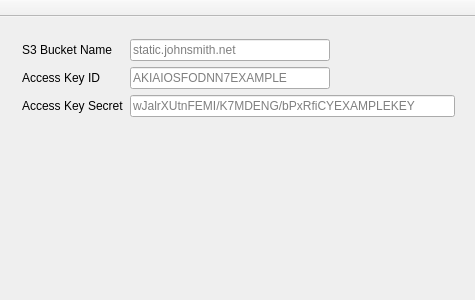
Before: the Qt Designer form mainwindow.ui in landaire/screenr, drawn with Qt 5.
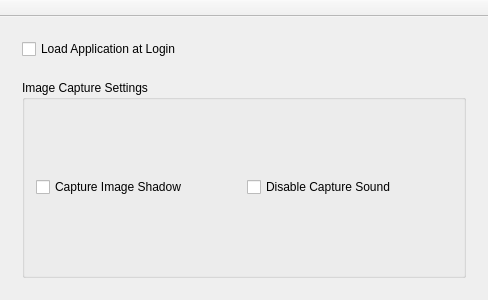
After: the same form once the commit is applied. Icons and pictures are not drawn.

Commit message: Added 'General' screen. Made app dynamically resize

The edit to the form file:
```diff
--- a/mainwindow.ui
+++ b/mainwindow.ui
@@ -6,19 +6,28 @@
    <rect>
     <x>0</x>
     <y>0</y>
-    <width>475</width>
+    <width>488</width>
     <height>300</height>
    </rect>
   </property>
+  <property name="sizePolicy">
+   <sizepolicy hsizetype="Fixed" vsizetype="Fixed">
+    <horstretch>0</horstretch>
+    <verstretch>0</verstretch>
+   </sizepolicy>
+  </property>
   <property name="minimumSize">
    <size>
-    <width>475</width>
-    <height>300</height>
+    <width>0</width>
+    <height>0</height>
    </size>
   </property>
   <property name="windowTitle">
    <string>NONAME Preferences</string>
   </property>
+  <property name="documentMode">
+   <bool>false</bool>
+  </property>
   <property name="unifiedTitleAndToolBarOnMac">
    <bool>false</bool>
   </property>
@@ -26,10 +35,84 @@
    <layout class="QVBoxLayout" name="verticalLayout">
     <item>
      <widget class="QStackedWidget" name="stackedWidget">
+      <property name="sizePolicy">
+       <sizepolicy hsizetype="Preferred" vsizetype="Preferred">
+        <horstretch>0</horstretch>
+        <verstretch>0</verstretch>
+       </sizepolicy>
+      </property>
       <property name="currentIndex">
        <number>0</number>
       </property>
+      <widget class="QWidget" name="pageGeneral">
+       <property name="sizePolicy">
+        <sizepolicy hsizetype="Ignored" vsizetype="Ignored">
+         <horstretch>0</horstretch>
+         <verstretch>0</verstretch>
+        </sizepolicy>
+       </property>
+       <layout class="QGridLayout" name="gridLayout">
+        <item row="3" column="0">
+         <widget class="QGroupBox" name="groupImageCaptureSettings">
+          <property name="title">
+           <string>Image Capture Settings</string>
+          </property>
+          <layout class="QGridLayout" name="gridLayout_2">
+           <item row="2" column="0">
+            <widget class="QCheckBox" name="checkImageCaptureShadow">
+             <property name="text">
+              <string>Capture Image Shadow</string>
+             </property>
+            </widget>
+           </item>
+           <item row="2" column="1">
+            <widget class="QCheckBox" name="checkImageDisableSounds">
+             <property name="text">
+              <string>Disable Capture Sound</string>
+             </property>
+            </widget>
+           </item>
+          </layout>
+         </widget>
+        </item>
+        <item row="1" column="0">
+         <widget class="QCheckBox" name="checkLoadAtSystemStartup">
+          <property name="text">
+           <string>Load Application at Login</string>
+          </property>
+         </widget>
+        </item>
+        <item row="2" column="0">
+         <spacer name="verticalSpacer">
+          <property name="orientation">
+           <enum>Qt::Vertical</enum>
+          </property>
+          <property name="sizeType">
+           <enum>QSizePolicy::Fixed</enum>
+          </property>
+          <property name="sizeHint" stdset="0">
+           <size>
+            <width>20</width>
+            <height>15</height>
+           </size>
+          </property>
+         </spacer>
+        </item>
+       </layout>
+      </widget>
       <widget class="QWidget" name="pageGeneralS3">
+       <property name="sizePolicy">
+        <sizepolicy hsizetype="Ignored" vsizetype="Ignored">
+         <horstretch>0</horstretch>
+         <verstretch>0</verstretch>
+        </sizepolicy>
+       </property>
+       <property name="minimumSize">
+        <size>
+         <width>0</width>
+         <height>0</height>
+        </size>
+       </property>
        <layout class="QFormLayout" name="formLayout">
         <property name="sizeConstraint">
          <enum>QLayout::SetDefaultConstraint</enum>
```
Left out of the diff: 36 changed lines with no effect on the pictures. The commit also changes 2 other files.
